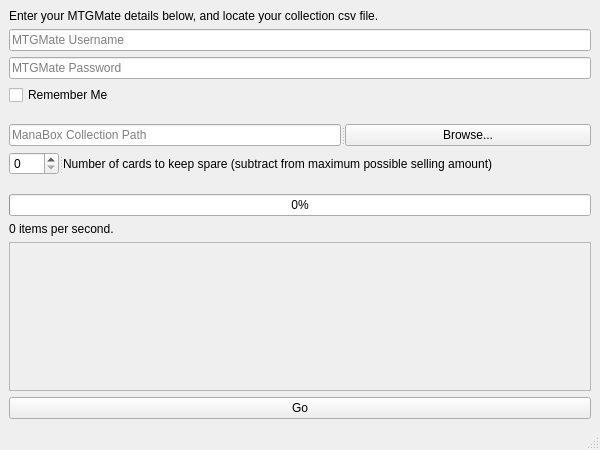
Qt form ui/mainwindow.ui (barontate/MTGMate) before a commit.
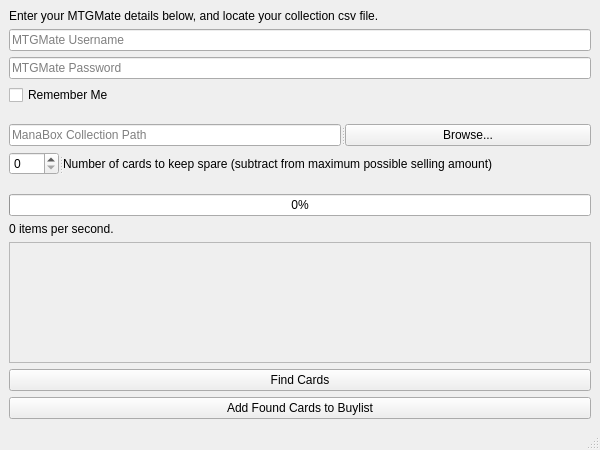
The same form after that commit.

Commit message: Add 'Find Cards' button skeleton and changed 'go' button to 'add buy list'

```diff
--- a/ui/mainwindow.ui
+++ b/ui/mainwindow.ui
@@ -181,7 +181,14 @@
     <item>
      <widget class="QPushButton" name="goButton">
       <property name="text">
-       <string>Go</string>
+       <string>Find Cards</string>
+      </property>
+     </widget>
+    </item>
+    <item>
+     <widget class="QPushButton" name="addBuylistButton">
+      <property name="text">
+       <string>Add Found Cards to Buylist</string>
       </property>
      </widget>
     </item>
```
Left out of the diff: 2 changed lines with no effect on the pictures. The commit also changes 1 other file.
